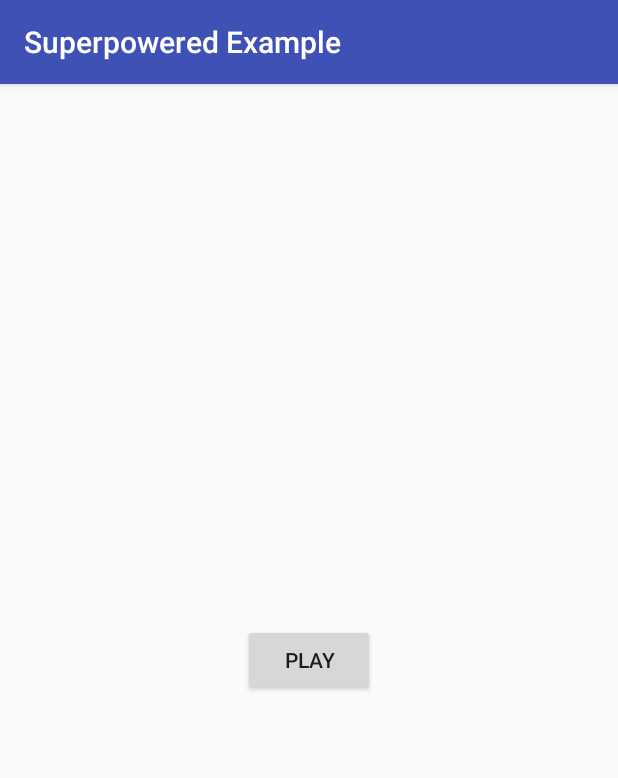
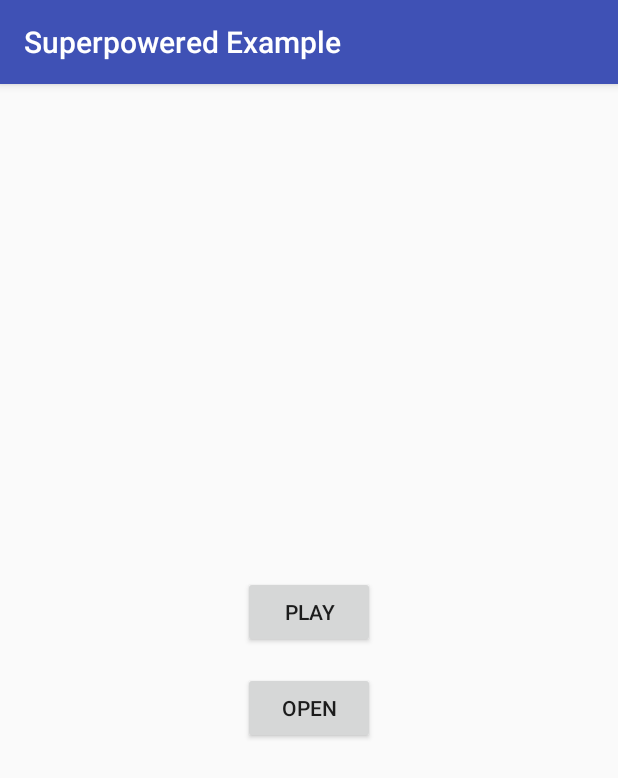
Before and after one commit to Skylesser/superpowered-example, an Android app: the screen it shows after launch (MainActivity), on a phone screen of 412 x 824 dp. Shown: the top 778 px of the screen. Run offline under Robolectric (Android 15) with nearby library versions, the light colour scheme and no system bars.

Commit message:
Open function if player active

```diff
--- a/app/src/main/res/layout/activity_main.xml
+++ b/app/src/main/res/layout/activity_main.xml
@@ -8,13 +8,28 @@
 	tools:context="com.superpowered.superpoweredexample.MainActivity">
 
 	<Button
+		android:id="@+id/play"
 		android:layout_width="wrap_content"
 		android:layout_height="wrap_content"
+		android:layout_margin="8dp"
 		android:onClick="onClickPlay"
 		android:text="PLAY"
+		app:layout_constraintBottom_toTopOf="@id/open"
+		app:layout_constraintLeft_toLeftOf="parent"
+		app:layout_constraintRight_toRightOf="parent"
+		app:layout_constraintTop_toTopOf="parent"
+		app:layout_constraintVertical_chainStyle="packed"/>
+
+	<Button
+		android:id="@+id/open"
+		android:layout_width="wrap_content"
+		android:layout_height="wrap_content"
+		android:layout_margin="8dp"
+		android:onClick="onClickOpen"
+		android:text="OPEN"
 		app:layout_constraintBottom_toBottomOf="parent"
 		app:layout_constraintLeft_toLeftOf="parent"
 		app:layout_constraintRight_toRightOf="parent"
-		app:layout_constraintTop_toTopOf="parent"/>
+		app:layout_constraintTop_toBottomOf="@id/play"/>
 
 </android.support.constraint.ConstraintLayout>
```
Also changed, not shown: app/src/main/java/com/superpowered/superpoweredexample/MainActivity.java (+8 -0 lines), app/src/main/java/com/superpowered/superpoweredexample/SuperPoweredPlayer.java (+9 -1 lines), 2 other files.
